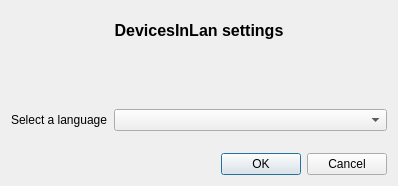
Before: the Qt Designer form ui/frmSettings.ui in turulomio/devicesinlan, drawn with Qt 5.
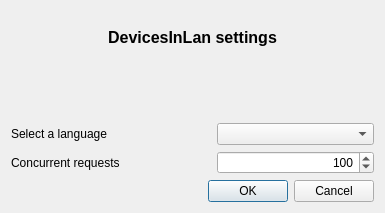
After: the same form once the commit is applied. Icons and pictures are not drawn.

```diff
--- a/ui/frmSettings.ui
+++ b/ui/frmSettings.ui
@@ -6,8 +6,8 @@
    <rect>
     <x>0</x>
     <y>0</y>
-    <width>398</width>
-    <height>186</height>
+    <width>385</width>
+    <height>213</height>
    </rect>
   </property>
   <property name="windowTitle">
@@ -17,7 +17,7 @@
    <iconset resource="../images/devicesinlan.qrc">
     <normaloff>:/configure.png</normaloff>:/configure.png</iconset>
   </property>
-  <layout class="QVBoxLayout" name="verticalLayout_2">
+  <layout class="QHBoxLayout" name="horizontalLayout_4">
    <item>
     <layout class="QVBoxLayout" name="verticalLayout">
      <item>
@@ -101,18 +101,19 @@
      <item>
       <layout class="QHBoxLayout" name="horizontalLayout">
        <item>
-        <layout class="QFormLayout" name="formLayout">
-         <property name="fieldGrowthPolicy">
-          <enum>QFormLayout::ExpandingFieldsGrow</enum>
-         </property>
-         <item row="0" column="0">
           <widget class="QLabel" name="label_2">
+         <property name="minimumSize">
+          <size>
+           <width>200</width>
+           <height>0</height>
+          </size>
+         </property>
            <property name="text">
             <string>Select a language</string>
            </property>
           </widget>
          </item>
-         <item row="0" column="1">
+       <item>
           <widget class="QComboBox" name="cmbLanguage">
            <property name="sizePolicy">
             <sizepolicy hsizetype="Expanding" vsizetype="Fixed">
@@ -124,7 +125,39 @@
          </item>
         </layout>
        </item>
-      </layout>
+     <item>
+      <layout class="QHBoxLayout" name="horizontalLayout_3">
+       <item>
+        <widget class="QLabel" name="label">
+         <property name="minimumSize">
+          <size>
+           <width>200</width>
+           <height>0</height>
+          </size>
+         </property>
+         <property name="text">
+          <string>Concurrent requests</string>
+         </property>
+        </widget>
+       </item>
+       <item>
+        <widget class="QSpinBox" name="spnConcurrent">
+         <property name="alignment">
+          <set>Qt::AlignRight|Qt::AlignTrailing|Qt::AlignVCenter</set>
+         </property>
+         <property name="minimum">
+          <number>1</number>
+         </property>
+         <property name="maximum">
+          <number>20000</number>
+         </property>
+         <property name="singleStep">
+          <number>5</number>
+         </property>
+         <property name="value">
+          <number>100</number>
+         </property>
+        </widget>
      </item>
     </layout>
    </item>
@@ -137,6 +170,8 @@
       <set>QDialogButtonBox::Cancel|QDialogButtonBox::Ok</set>
      </property>
     </widget>
+     </item>
+    </layout>
    </item>
   </layout>
  </widget>
```
Lines whose indentation alone changed are shown as unchanged.
